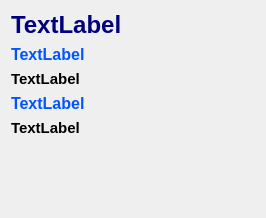
Qt form The-C-20-Masterclass/54.RegularExpressions/Regex_METAR/source/widget_show_weather_2.ui (Den-Git-CPP/Sketches_CPP_QT) before a commit.
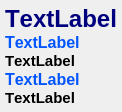
The same form after that commit.

```diff
--- a/The-C-20-Masterclass/54.RegularExpressions/Regex_METAR/source/widget_show_weather_2.ui
+++ b/The-C-20-Masterclass/54.RegularExpressions/Regex_METAR/source/widget_show_weather_2.ui
@@ -6,33 +6,80 @@
    <rect>
     <x>0</x>
     <y>0</y>
-    <width>266</width>
-    <height>218</height>
+    <width>124</width>
+    <height>121</height>
    </rect>
   </property>
+  <property name="sizePolicy">
+   <sizepolicy hsizetype="Preferred" vsizetype="Minimum">
+    <horstretch>0</horstretch>
+    <verstretch>0</verstretch>
+   </sizepolicy>
+  </property>
   <property name="windowTitle">
    <string>Form</string>
   </property>
-  <layout class="QVBoxLayout" name="verticalLayout_2">
+  <layout class="QVBoxLayout" name="verticalLayout_2" stretch="0">
+   <property name="spacing">
+    <number>5</number>
+   </property>
+   <property name="sizeConstraint">
+    <enum>QLayout::SetFixedSize</enum>
+   </property>
+   <property name="leftMargin">
+    <number>5</number>
+   </property>
+   <property name="topMargin">
+    <number>5</number>
+   </property>
+   <property name="rightMargin">
+    <number>5</number>
+   </property>
+   <property name="bottomMargin">
+    <number>5</number>
+   </property>
    <item>
     <layout class="QVBoxLayout" name="verticalLayout">
+     <property name="spacing">
+      <number>0</number>
+     </property>
+     <property name="sizeConstraint">
+      <enum>QLayout::SetFixedSize</enum>
+     </property>
+     <property name="topMargin">
+      <number>0</number>
+     </property>
      <item>
       <widget class="QLabel" name="label_name_airport">
+       <property name="sizePolicy">
+        <sizepolicy hsizetype="Preferred" vsizetype="MinimumExpanding">
+         <horstretch>0</horstretch>
+         <verstretch>0</verstretch>
+        </sizepolicy>
+       </property>
        <property name="font">
         <font>
          <family>Arial</family>
          <pointsize>18</pointsize>
          <italic>false</italic>
          <bold>true</bold>
+         <stylestrategy>PreferDefault</stylestrategy>
+         <kerning>false</kerning>
         </font>
        </property>
        <property name="styleSheet">
         <string notr="true">color:rgb(0, 0, 127);
 font: 700 18pt &quot;Arial&quot;;</string>
        </property>
+       <property name="lineWidth">
+        <number>0</number>
+       </property>
        <property name="text">
         <string>TextLabel</string>
        </property>
+       <property name="alignment">
+        <set>Qt::AlignLeading|Qt::AlignLeft|Qt::AlignTop</set>
+       </property>
        <property name="textInteractionFlags">
         <set>Qt::TextSelectableByKeyboard|Qt::TextSelectableByMouse</set>
        </property>
@@ -40,21 +87,35 @@
      </item>
      <item>
       <widget class="QLabel" name="label_text_raw_METAR">
+       <property name="sizePolicy">
+        <sizepolicy hsizetype="Preferred" vsizetype="MinimumExpanding">
+         <horstretch>0</horstretch>
+         <verstretch>0</verstretch>
+        </sizepolicy>
+       </property>
        <property name="font">
         <font>
          <family>Segoe UI</family>
          <pointsize>12</pointsize>
          <italic>false</italic>
          <bold>true</bold>
+         <stylestrategy>PreferDefault</stylestrategy>
+         <kerning>false</kerning>
         </font>
        </property>
        <property name="styleSheet">
         <string notr="true">color: rgb(0, 85, 255);
 font: 700 12pt &quot;Segoe UI&quot;;</string>
        </property>
+       <property name="lineWidth">
+        <number>0</number>
+       </property>
        <property name="text">
         <string>TextLabel</string>
        </property>
+       <property name="alignment">
+        <set>Qt::AlignLeading|Qt::AlignLeft|Qt::AlignTop</set>
+       </property>
        <property name="textInteractionFlags">
         <set>Qt::TextSelectableByMouse</set>
        </property>
@@ -62,21 +123,35 @@
      </item>
      <item>
       <widget class="QLabel" name="label_text_METAR">
+       <property name="sizePolicy">
+        <sizepolicy hsizetype="Preferred" vsizetype="MinimumExpanding">
+         <horstretch>0</horstretch>
+         <verstretch>0</verstretch>
+        </sizepolicy>
+       </property>
        <property name="font">
         <font>
          <family>Segoe UI</family>
          <pointsize>11</pointsize>
          <italic>false</italic>
          <bold>true</bold>
+         <stylestrategy>PreferDefault</stylestrategy>
+         <kerning>false</kerning>
         </font>
        </property>
        <property name="styleSheet">
         <string notr="true">font: 700 11pt &quot;Segoe UI&quot;;
 color: rgb(0, 0, 0);</string>
        </property>
+       <property name="lineWidth">
+        <number>0</number>
+       </property>
        <property name="text">
         <string>TextLabel</string>
        </property>
+       <property name="alignment">
+        <set>Qt::AlignLeading|Qt::AlignLeft|Qt::AlignTop</set>
+       </property>
        <property name="textInteractionFlags">
         <set>Qt::TextSelectableByMouse</set>
        </property>
@@ -84,21 +159,35 @@
      </item>
      <item>
       <widget class="QLabel" name="label_text_raw_TAF">
+       <property name="sizePolicy">
+        <sizepolicy hsizetype="Preferred" vsizetype="MinimumExpanding">
+         <horstretch>0</horstretch>
+         <verstretch>0</verstretch>
+        </sizepolicy>
+       </property>
        <property name="font">
         <font>
          <family>Segoe UI</family>
          <pointsize>12</pointsize>
          <italic>false</italic>
          <bold>true</bold>
+         <stylestrategy>PreferDefault</stylestrategy>
+         <kerning>false</kerning>
         </font>
        </property>
        <property name="styleSheet">
         <string notr="true">color: rgb(0, 85, 255);
 font: 700 12pt &quot;Segoe UI&quot;;</string>
        </property>
+       <property name="lineWidth">
+        <number>0</number>
+       </property>
        <property name="text">
         <string>TextLabel</string>
        </property>
+       <property name="alignment">
+        <set>Qt::AlignLeading|Qt::AlignLeft|Qt::AlignTop</set>
+       </property>
        <property name="textInteractionFlags">
         <set>Qt::TextSelectableByMouse</set>
        </property>
@@ -106,39 +195,39 @@
      </item>
      <item>
       <widget class="QLabel" name="label_text_TAF">
+       <property name="sizePolicy">
+        <sizepolicy hsizetype="Preferred" vsizetype="MinimumExpanding">
+         <horstretch>0</horstretch>
+         <verstretch>0</verstretch>
+        </sizepolicy>
+       </property>
        <property name="font">
         <font>
          <family>Segoe UI</family>
          <pointsize>11</pointsize>
          <italic>false</italic>
          <bold>true</bold>
+         <kerning>false</kerning>
         </font>
        </property>
        <property name="styleSheet">
         <string notr="true">font: 700 11pt &quot;Segoe UI&quot;;
 color: rgb(0, 0, 0);</string>
        </property>
+       <property name="lineWidth">
+        <number>0</number>
+       </property>
        <property name="text">
         <string>TextLabel</string>
        </property>
+       <property name="alignment">
+        <set>Qt::AlignLeading|Qt::AlignLeft|Qt::AlignTop</set>
+       </property>
        <property name="textInteractionFlags">
         <set>Qt::TextSelectableByMouse</set>
        </property>
       </widget>
      </item>
-     <item>
-      <spacer name="verticalSpacer">
-       <property name="orientation">
-        <enum>Qt::Vertical</enum>
-       </property>
-       <property name="sizeHint" stdset="0">
-        <size>
-         <width>20</width>
-         <height>10</height>
-        </size>
-       </property>
-      </spacer>
-     </item>
     </layout>
    </item>
   </layout>
```
Left out of the diff: 2 changed lines with no effect on the pictures.
